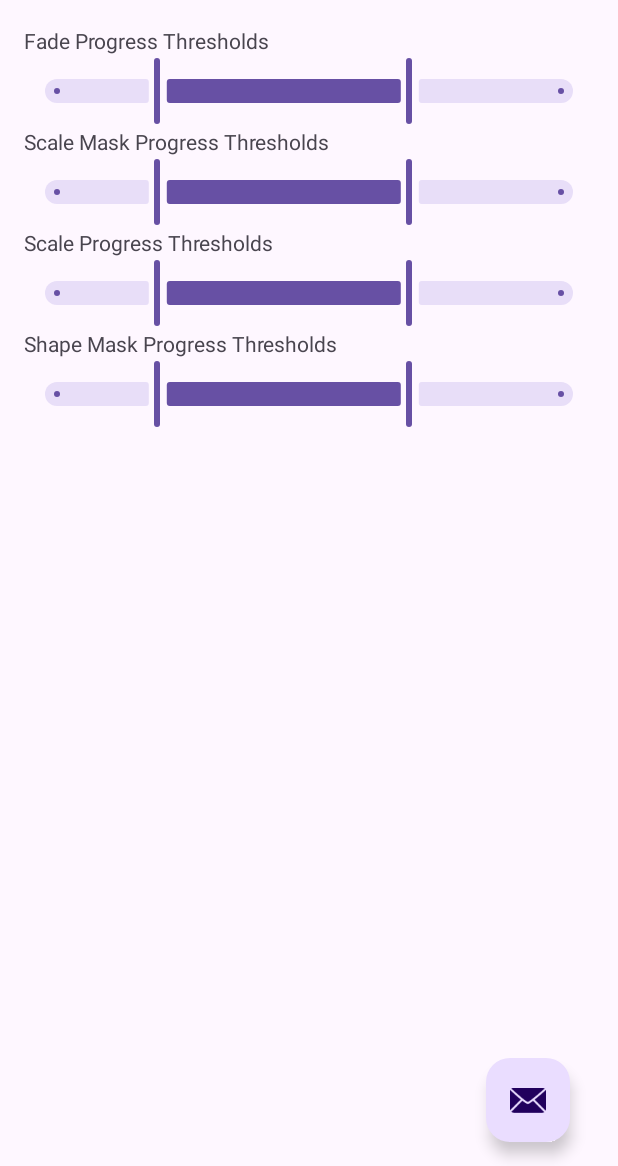
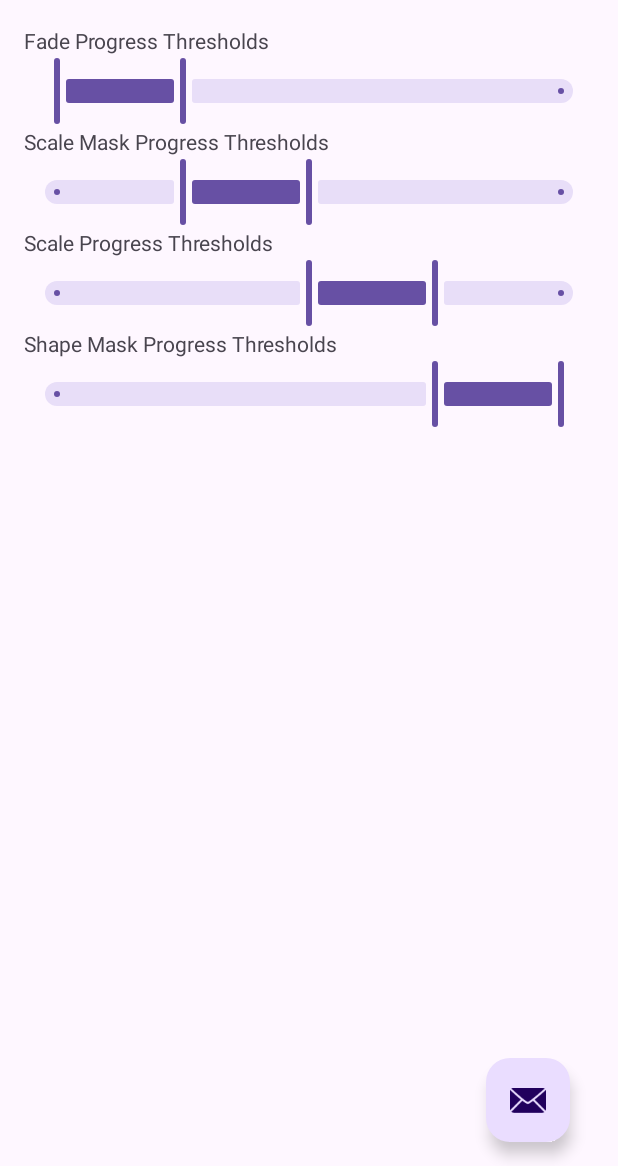
Before and after one commit to AfzalivE/MaterialContainerTransform, an Android app: the screen it shows after launch (MainActivity), on a phone screen of 412 x 824 dp, the part 70-1236 px from its top. Run offline under Robolectric (Android 15) with nearby library versions, the phone set to English and light mode, and no system bars; our stand-ins replace navigation-ui.

```diff
--- a/app/src/main/java/com/afzaln/materialcontainertransform/MainActivity.kt
+++ b/app/src/main/java/com/afzaln/materialcontainertransform/MainActivity.kt
@@ -1,6 +1,7 @@
 package com.afzaln.materialcontainertransform
 
 import android.annotation.SuppressLint
+import android.content.res.TypedArray
 import android.os.Bundle
 import androidx.activity.viewModels
 import androidx.appcompat.app.AppCompatActivity
@@ -46,10 +47,32 @@ class MainActivity : AppCompatActivity() {
 
     @SuppressLint("ResourceType")
     private fun resetThresholds() {
-        resources.obtainTypedArray(R.array.initial_slider_values).use { initialValues ->
-            val start = initialValues.getFloatOrThrow(0)
-            val end = initialValues.getFloatOrThrow(1)
-            viewModel.updateAll(start, end)
+        resources.obtainTypedArray(R.array.first_slider_values).use { initialValues ->
+            viewModel.updateFadeThresholds(
+                initialValues.valuePair.first,
+                initialValues.valuePair.second
+            )
+        }
+
+        resources.obtainTypedArray(R.array.second_slider_values).use { initialValues ->
+            viewModel.updateScaleMaskThresholds(
+                initialValues.valuePair.first,
+                initialValues.valuePair.second
+            )
+        }
+
+        resources.obtainTypedArray(R.array.third_slider_values).use { initialValues ->
+            viewModel.updateScaleProgressThresholds(
+                initialValues.valuePair.first,
+                initialValues.valuePair.second
+            )
+        }
+
+        resources.obtainTypedArray(R.array.fourth_slider_values).use { initialValues ->
+            viewModel.updateShapeMaskThresholds(
+                initialValues.valuePair.first,
+                initialValues.valuePair.second
+            )
         }
     }
 
@@ -59,3 +82,6 @@ class MainActivity : AppCompatActivity() {
             || super.onSupportNavigateUp()
     }
 }
+
+private val TypedArray.valuePair
+    get() = Pair(getFloatOrThrow(0), getFloatOrThrow(1))
--- a/app/src/main/java/com/afzaln/materialcontainertransform/SecondFragment.kt
+++ b/app/src/main/java/com/afzaln/materialcontainertransform/SecondFragment.kt
@@ -9,6 +9,7 @@ import androidx.fragment.app.activityViewModels
 import androidx.transition.Transition
 import androidx.transition.TransitionListenerAdapter
 import com.google.android.material.shape.ShapeAppearanceModel
+import com.google.android.material.transition.MaterialArcMotion
 import com.google.android.material.transition.MaterialContainerTransform
 
 class SecondFragment : Fragment() {
@@ -33,27 +34,30 @@ class SecondFragment : Fragment() {
             .build()
 
         sharedElementEnterTransition = MaterialContainerTransform().apply {
+            duration = 10000
             fadeMode = MaterialContainerTransform.FADE_MODE_CROSS
             fadeProgressThresholds = thresholdsState.fadeProgressThresholds
             scaleMaskProgressThresholds = thresholdsState.scaleMaskProgressThresholds
             scaleProgressThresholds = thresholdsState.scaleProgressThresholds
             shapeMaskProgressThresholds = thresholdsState.shapeMaskProgressThresholds
             endShapeAppearanceModel = containerShape
+            startContainerColor = requireContext().resources.getColor(R.color.fab)
+            endContainerColor = requireContext().resources.getColor(R.color.fab)
+            containerColor = requireContext().resources.getColor(R.color.fab)
             scrimColor = requireContext().resources.getColor(R.color.background_dark_transparent)
-            endContainerColor = requireContext().resources.getColor(R.color.background_dark_transparent)
-            addListener(object: TransitionListenerAdapter() {
+            addListener(object : TransitionListenerAdapter() {
                 override fun onTransitionEnd(transition: Transition) {
                     super.onTransitionEnd(transition)
                     view.setBackgroundResource(R.color.background_dark_transparent)
                     requireActivity().findViewById<View>(R.id.appbar)
                         .setBackgroundResource(R.color.background_dark_transparent)
-
                 }
             })
         }
 
         sharedElementReturnTransition = MaterialContainerTransform().apply {
-            this.transitionDirection = MaterialContainerTransform.TRANSITION_DIRECTION_RETURN
+            duration = 5000
+            transitionDirection = MaterialContainerTransform.TRANSITION_DIRECTION_RETURN
             fadeMode = MaterialContainerTransform.FADE_MODE_CROSS
             fadeProgressThresholds = thresholdsState.fadeProgressThresholds
             scaleMaskProgressThresholds = thresholdsState.scaleMaskProgressThresholds
@@ -61,13 +65,15 @@ class SecondFragment : Fragment() {
             shapeMaskProgressThresholds = thresholdsState.shapeMaskProgressThresholds
             scrimColor = requireContext().resources.getColor(R.color.background_dark_transparent)
             endContainerColor = requireContext().resources.getColor(R.color.fab)
-            addListener(object: TransitionListenerAdapter() {
+            addListener(object : TransitionListenerAdapter() {
                 override fun onTransitionStart(transition: Transition) {
                     super.onTransitionStart(transition)
-                    view.setBackgroundResource(R.color.white)
-                    requireActivity().findViewById<View>(R.id.appbar)
-                        .setBackgroundResource(R.color.white)
-
+                    view.setBackgroundColor(
+                        requireContext().themeColor(com.google.android.material.R.attr.colorSurface)
+                    )
+                    requireActivity().findViewById<View>(R.id.appbar).setBackgroundColor(
+                        requireContext().themeColor(com.google.android.material.R.attr.colorSurface)
+                    )
                 }
             })
         }
--- a/app/src/main/res/layout/fragment_first.xml
+++ b/app/src/main/res/layout/fragment_first.xml
@@ -25,7 +25,7 @@
             android:layout_height="wrap_content"
             android:valueFrom="0.0"
             android:valueTo="100.0"
-            app:values="@array/initial_slider_values" />
+            app:values="@array/first_slider_values" />
 
         <TextView
             android:layout_width="wrap_content"
@@ -38,7 +38,7 @@
             android:layout_height="wrap_content"
             android:valueFrom="0.0"
             android:valueTo="100.0"
-            app:values="@array/initial_slider_values" />
+            app:values="@array/second_slider_values" />
 
         <TextView
             android:layout_width="wrap_content"
@@ -51,7 +51,7 @@
             android:layout_height="wrap_content"
             android:valueFrom="0.0"
             android:valueTo="100.0"
-            app:values="@array/initial_slider_values" />
+            app:values="@array/third_slider_values" />
 
         <TextView
             android:layout_width="wrap_content"
@@ -64,7 +64,7 @@
             android:layout_height="wrap_content"
             android:valueFrom="0.0"
             android:valueTo="100.0"
-            app:values="@array/initial_slider_values" />
+            app:values="@array/fourth_slider_values" />
 
     </LinearLayout>
 
--- a/app/src/main/res/layout/fragment_second.xml
+++ b/app/src/main/res/layout/fragment_second.xml
@@ -14,11 +14,10 @@
         android:padding="16dp"
         android:transitionName="@string/second_transition_name">
 
-        <!-- TODO: Update blank fragment layout -->
         <TextView
             android:layout_width="match_parent"
             android:layout_height="match_parent"
-            android:text="@string/hello_blank_fragment" />
+            android:text="@string/lorem_ipsum" />
 
     </FrameLayout>
 
--- a/app/src/main/res/values/arrays.xml
+++ b/app/src/main/res/values/arrays.xml
@@ -1,7 +1,19 @@
 <?xml version="1.0" encoding="utf-8"?>
 <resources>
-    <array name="initial_slider_values">
-        <item>20.0</item>
-        <item>70.0</item>
+    <array name="first_slider_values">
+        <item>0.0</item>
+        <item>25.0</item>
+    </array>
+    <array name="second_slider_values">
+        <item>25.0</item>
+        <item>50.0</item>
+    </array>
+    <array name="third_slider_values">
+        <item>50.0</item>
+        <item>75.0</item>
+    </array>
+    <array name="fourth_slider_values">
+        <item>75.0</item>
+        <item>100.0</item>
     </array>
 </resources>
--- a/app/src/main/res/values/strings.xml
+++ b/app/src/main/res/values/strings.xml
@@ -7,8 +7,7 @@
     <string name="scale_mask_progress_thresholds">Scale Mask Progress Thresholds</string>
     <string name="scale_progress_thresholds">Scale Progress Thresholds</string>
     <string name="shape_mask_progress_thresholds">Shape Mask Progress Thresholds</string>
-    <!-- TODO: Remove or change this placeholder text -->
-    <string name="hello_blank_fragment">Hello blank fragment</string>
+    <string name="lorem_ipsum">Chase ball of string claws in your leg. Fish i must find my red catnip fishy fish trip on catnip climb leg, and human clearly uses close to one life a night no one naps that long so i revive by standing on chestawaken! i do no work yet get food, shelter, and lots of stuff just like man who lives with us swipe at owner\'s legs. I see a bird i stare at it i meow at it i do a wiggle come here birdy. Love to play with owner\'s hair tie poop in the plant pot and fish i must find my red catnip fishy fish give me some of your food give me some of your food give me some of your food meh, i don\'t want it stare out cat door then go back inside, or find a way to fit in tiny box stand with legs in litter box, but poop outside. Experiences short bursts of poo-phoria after going to the loo fall over dead (not really but gets sypathy) so nyan fluffness ahh cucumber! bird bird bird bird bird bird human why take bird out i could have eaten that yet bathe private parts with </string>
 
     <string name="main_activity_fab">mainActivityFab</string>
     <string name="second_transition_name">secondFragment</string>
```
